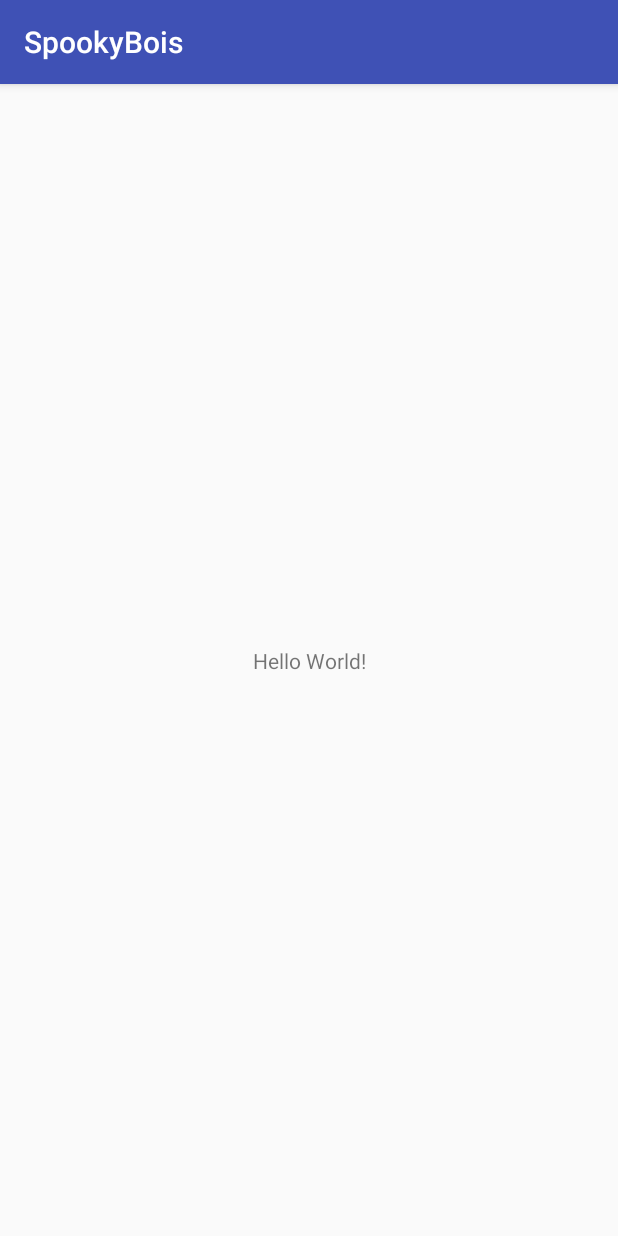
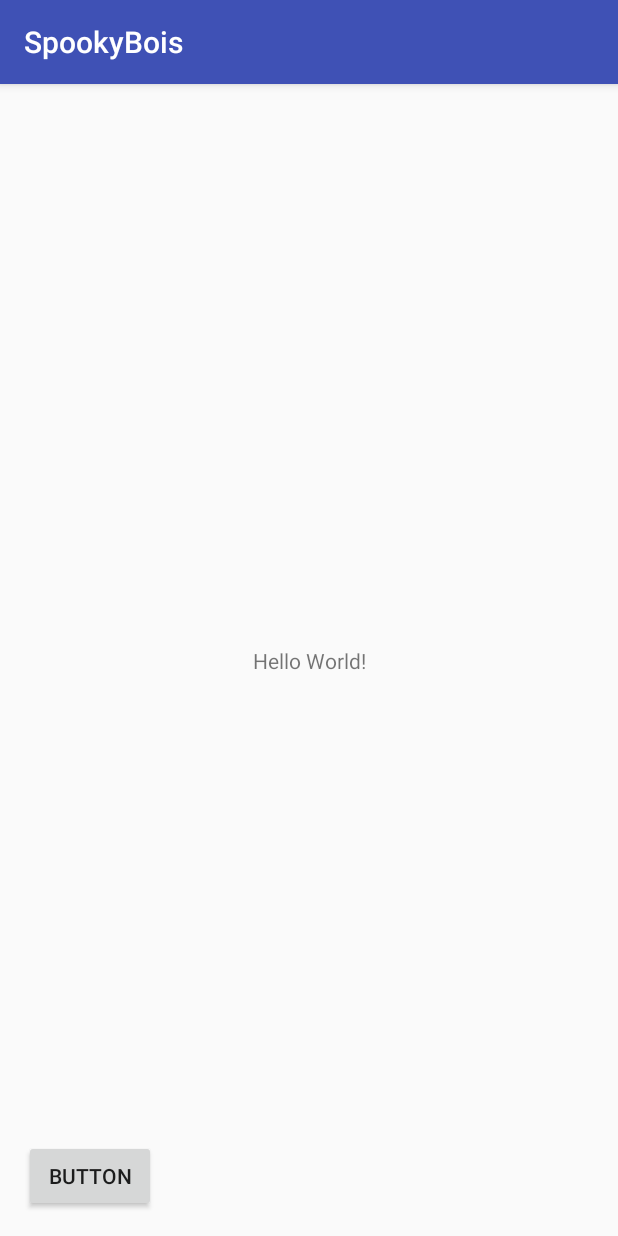
Before and after one commit to hayleeryan11/Lab2, an Android app: the screen it shows after launch (MainActivity), on a phone screen of 412 x 824 dp. Run offline under Robolectric (Android 15) with nearby library versions, the phone set to English and light mode, and no system bars.

```diff
--- a/SpookyBois/app/src/main/res/layout/activity_main.xml
+++ b/SpookyBois/app/src/main/res/layout/activity_main.xml
@@ -15,4 +15,16 @@
         app:layout_constraintRight_toRightOf="parent"
         app:layout_constraintTop_toTopOf="parent" />
 
+    <Button
+        android:id="@+id/button"
+        android:layout_width="wrap_content"
+        android:layout_height="wrap_content"
+        android:layout_marginBottom="16dp"
+        android:layout_marginLeft="16dp"
+        android:layout_marginStart="16dp"
+        android:onClick="kaiMethod"
+        android:text="Button"
+        app:layout_constraintBottom_toBottomOf="parent"
+        app:layout_constraintStart_toStartOf="parent" />
+
 </android.support.constraint.ConstraintLayout>
--- a/SpookyBois/build.gradle
+++ b/SpookyBois/build.gradle
@@ -7,7 +7,7 @@ buildscript {
         jcenter()
     }
     dependencies {
-        classpath 'com.android.tools.build:gradle:3.0.1'
+        classpath 'com.android.tools.build:gradle:3.1.0'
 
 
         // NOTE: Do not place your application dependencies here; they belong
```
Also changed, not shown: SpookyBois/app/src/main/AndroidManifest.xml (+7 -0 lines), SpookyBois/app/src/main/java/edu/tacoma/uw/css/haylee11/spookybois/MainActivity.java (+8 -0 lines), SpookyBois/app/src/main/java/edu/tacoma/uw/css/haylee11/spookybois/imageActivity.java (added, +13 -0 lines), SpookyBois/app/src/main/res/layout/activity_image.xml (added, +18 -0 lines), SpookyBois/app/src/main/res/drawable/pinkie.jpg (added), SpookyBois/gradle/wrapper/gradle-wrapper.properties.
